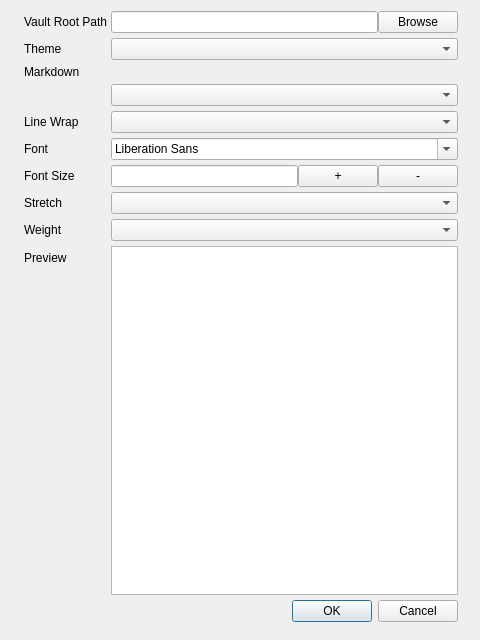
Old version of the form settingsdialog.ui in the repository upupwrite/Remini.
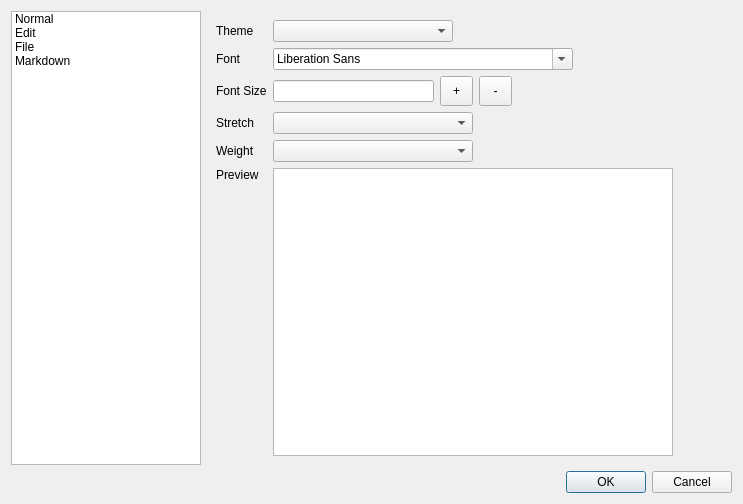
New version of the form. Custom widgets are drawn as their Qt base class.

Commit message: Reset(from pervious commit):new settingsdialog.ui; theme with full dark Fixed:linewrap setting undone

Patch:
```diff
--- a/settingsdialog.ui
+++ b/settingsdialog.ui
@@ -6,189 +6,328 @@
    <rect>
     <x>0</x>
     <y>0</y>
-    <width>480</width>
-    <height>640</height>
+    <width>743</width>
+    <height>504</height>
    </rect>
   </property>
   <property name="windowTitle">
    <string>Dialog</string>
   </property>
-  <layout class="QVBoxLayout" name="verticalLayout">
-   <item>
-    <layout class="QFormLayout" name="formLayout">
-     <property name="horizontalSpacing">
-      <number>0</number>
+  <layout class="QGridLayout" name="gridLayout_4">
+   <item row="1" column="1">
+    <widget class="QDialogButtonBox" name="btn_dialog">
+     <property name="orientation">
+      <enum>Qt::Horizontal</enum>
      </property>
-     <property name="verticalSpacing">
-      <number>5</number>
+     <property name="standardButtons">
+      <set>QDialogButtonBox::Cancel|QDialogButtonBox::Ok</set>
      </property>
-     <property name="leftMargin">
-      <number>13</number>
-     </property>
-     <property name="rightMargin">
-      <number>11</number>
-     </property>
-     <property name="bottomMargin">
-      <number>7</number>
-     </property>
+    </widget>
+   </item>
      <item row="0" column="0">
-      <widget class="QLabel" name="lbl_vaultRootPath">
+    <widget class="QListWidget" name="listWidget">
+     <property name="maximumSize">
+      <size>
+       <width>190</width>
+       <height>16777215</height>
+      </size>
+     </property>
+     <item>
        <property name="text">
-        <string>Vault Root Path </string>
-       </property>
-       <property name="alignment">
-        <set>Qt::AlignLeading|Qt::AlignLeft|Qt::AlignVCenter</set>
-       </property>
+       <string>Normal</string>
+      </property>
+     </item>
+     <item>
+      <property name="text">
+       <string>Edit</string>
+      </property>
+     </item>
+     <item>
+      <property name="text">
+       <string>File</string>
+      </property>
+     </item>
+     <item>
+      <property name="text">
+       <string>Markdown</string>
+      </property>
+     </item>
       </widget>
      </item>
      <item row="0" column="1">
-      <layout class="QHBoxLayout" name="horizontalLayout">
-       <item>
-        <widget class="QLineEdit" name="edit_vaultRootPath"/>
-       </item>
-       <item>
-        <widget class="QPushButton" name="btn_vaultRootPath">
-         <property name="text">
-          <string>Browse</string>
-         </property>
-        </widget>
-       </item>
-      </layout>
-     </item>
+    <widget class="QStackedWidget" name="stackedWidget">
+     <widget class="QWidget" name="normal">
+      <layout class="QGridLayout" name="gridLayout_2">
+       <item row="0" column="0">
+        <layout class="QGridLayout" name="gridLayout">
      <item row="1" column="0">
-      <widget class="QLabel" name="lbl_theme">
-       <property name="text">
-        <string>Theme</string>
-       </property>
-      </widget>
-     </item>
-     <item row="1" column="1">
-      <widget class="QComboBox" name="cmb_theme"/>
-     </item>
-     <item row="5" column="0">
       <widget class="QLabel" name="lbl_font">
        <property name="text">
         <string>Font </string>
        </property>
       </widget>
      </item>
-     <item row="5" column="1">
-      <widget class="QFontComboBox" name="cmb_font"/>
-     </item>
-     <item row="6" column="0">
+         <item row="2" column="1">
+          <layout class="QHBoxLayout" name="horizontalLayout_3">
+           <item>
+            <widget class="QLineEdit" name="ledit_font_size"/>
+           </item>
+           <item>
+            <widget class="QToolButton" name="btn_plus">
+             <property name="minimumSize">
+              <size>
+               <width>33</width>
+               <height>30</height>
+              </size>
+             </property>
+             <property name="text">
+              <string>+</string>
+             </property>
+            </widget>
+           </item>
+           <item>
+            <widget class="QToolButton" name="btn_minus">
+             <property name="minimumSize">
+              <size>
+               <width>33</width>
+               <height>30</height>
+              </size>
+             </property>
+             <property name="text">
+              <string>-</string>
+             </property>
+            </widget>
+           </item>
+           <item>
+            <spacer name="horizontalSpacer_2">
+             <property name="orientation">
+              <enum>Qt::Horizontal</enum>
+             </property>
+             <property name="sizeHint" stdset="0">
+              <size>
+               <width>40</width>
+               <height>20</height>
+              </size>
+             </property>
+            </spacer>
+           </item>
+          </layout>
+         </item>
+         <item row="3" column="1">
+          <widget class="QComboBox" name="cmb_stretch">
+           <property name="maximumSize">
+            <size>
+             <width>200</width>
+             <height>16777215</height>
+            </size>
+           </property>
+          </widget>
+         </item>
+         <item row="2" column="0">
       <widget class="QLabel" name="lbl_font_size">
        <property name="text">
         <string>Font Size</string>
        </property>
       </widget>
      </item>
-     <item row="7" column="0">
+         <item row="3" column="0">
       <widget class="QLabel" name="lbl_stretch">
        <property name="text">
         <string>Stretch</string>
        </property>
       </widget>
      </item>
-     <item row="7" column="1">
-      <widget class="QComboBox" name="cmb_stretch"/>
-     </item>
-     <item row="8" column="0">
-      <widget class="QLabel" name="lbl_weight">
-       <property name="text">
-        <string>Weight</string>
-       </property>
-      </widget>
-     </item>
-     <item row="8" column="1">
-      <widget class="QComboBox" name="cmb_weight"/>
-     </item>
-     <item row="9" column="0">
+         <item row="6" column="0">
+          <spacer name="verticalSpacer_2">
+           <property name="orientation">
+            <enum>Qt::Vertical</enum>
+           </property>
+           <property name="sizeHint" stdset="0">
+            <size>
+             <width>20</width>
+             <height>205</height>
+            </size>
+           </property>
+          </spacer>
+         </item>
+         <item row="5" column="0">
       <widget class="QLabel" name="lbl_preview">
        <property name="text">
         <string>Preview</string>
        </property>
       </widget>
      </item>
-     <item row="9" column="1">
+         <item row="5" column="1" rowspan="2">
       <widget class="QTextEdit" name="txt_preview">
+           <property name="minimumSize">
+            <size>
+             <width>400</width>
+             <height>0</height>
+            </size>
+           </property>
        <property name="html">
         <string>&lt;!DOCTYPE HTML PUBLIC &quot;-//W3C//DTD HTML 4.0//EN&quot; &quot;http://www.w3.org/TR/REC-html40/strict.dtd&quot;&gt;
-&lt;html&gt;&lt;head&gt;&lt;meta name=&quot;qrichtext&quot; content=&quot;1&quot; /&gt;&lt;meta charset=&quot;utf-8&quot; /&gt;&lt;style type=&quot;text/css&quot;&gt;
+&lt;html&gt;&lt;head&gt;&lt;meta name=&quot;qrichtext&quot; content=&quot;1&quot; /&gt;&lt;style type=&quot;text/css&quot;&gt;
 p, li { white-space: pre-wrap; }
-hr { height: 1px; border-width: 0; }
-li.unchecked::marker { content: &quot;\2610&quot;; }
-li.checked::marker { content: &quot;\2612&quot;; }
-&lt;/style&gt;&lt;/head&gt;&lt;body style=&quot; font-family:'Segoe UI'; font-size:9pt; font-weight:400; font-style:normal;&quot;&gt;
-&lt;p style=&quot;-qt-paragraph-type:empty; margin-top:8px; margin-bottom:8px; margin-left:0px; margin-right:0px; -qt-block-indent:0; text-indent:0px; background-color:#ffffff;&quot;&gt;&lt;br /&gt;&lt;/p&gt;&lt;/body&gt;&lt;/html&gt;</string>
+&lt;/style&gt;&lt;/head&gt;&lt;body style=&quot; font-family:'Noto Sans'; font-size:10pt; font-weight:400; font-style:normal;&quot;&gt;
+&lt;p style=&quot;-qt-paragraph-type:empty; margin-top:8px; margin-bottom:8px; margin-left:0px; margin-right:0px; -qt-block-indent:0; text-indent:0px; font-family:'Segoe UI'; font-size:9pt; background-color:#ffffff;&quot;&gt;&lt;br /&gt;&lt;/p&gt;&lt;/body&gt;&lt;/html&gt;</string>
        </property>
       </widget>
      </item>
-     <item row="10" column="1">
-      <widget class="QDialogButtonBox" name="btn_dialog">
-       <property name="orientation">
-        <enum>Qt::Horizontal</enum>
-       </property>
-       <property name="standardButtons">
-        <set>QDialogButtonBox::Cancel|QDialogButtonBox::Ok</set>
-       </property>
-      </widget>
-     </item>
-     <item row="6" column="1">
-      <layout class="QHBoxLayout" name="horizontalLayout_3">
-       <item>
-        <widget class="QLineEdit" name="ledit_font_size"/>
-       </item>
-       <item>
-        <widget class="QPushButton" name="btn_plus">
-         <property name="text">
-          <string>+</string>
+         <item row="0" column="0">
+          <widget class="QLabel" name="lbl_theme">
+           <property name="text">
+            <string>Theme</string>
+           </property>
+          </widget>
+         </item>
+         <item row="0" column="1">
+          <widget class="QComboBox" name="cmb_theme">
+           <property name="maximumSize">
+            <size>
+             <width>180</width>
+             <height>16777215</height>
+            </size>
          </property>
         </widget>
        </item>
-       <item>
-        <widget class="QPushButton" name="btn_minus">
-         <property name="text">
-          <string>-</string>
-         </property>
-        </widget>
-       </item>
-      </layout>
-     </item>
-     <item row="3" column="1">
-      <widget class="QComboBox" name="cmb_mkState"/>
+         <item row="1" column="1">
+          <widget class="QFontComboBox" name="cmb_font">
+           <property name="maximumSize">
+            <size>
+             <width>300</width>
+             <height>16777215</height>
+            </size>
+           </property>
+          </widget>
      </item>
      <item row="4" column="0">
+          <widget class="QLabel" name="lbl_weight">
+           <property name="text">
+            <string>Weight</string>
+           </property>
+          </widget>
+         </item>
+         <item row="4" column="1">
+          <widget class="QComboBox" name="cmb_weight">
+           <property name="maximumSize">
+            <size>
+             <width>200</width>
+             <height>16777215</height>
+            </size>
+           </property>
+          </widget>
+         </item>
+        </layout>
+       </item>
+       <item row="0" column="1">
+        <spacer name="horizontalSpacer">
+         <property name="orientation">
+          <enum>Qt::Horizontal</enum>
+         </property>
+         <property name="sizeHint" stdset="0">
+          <size>
+           <width>40</width>
+           <height>20</height>
+          </size>
+         </property>
+        </spacer>
+       </item>
+      </layout>
+     </widget>
+     <widget class="QWidget" name="edit">
+      <widget class="QWidget" name="">
+       <property name="geometry">
+        <rect>
+         <x>10</x>
+         <y>30</y>
+         <width>157</width>
+         <height>34</height>
+        </rect>
+       </property>
+       <layout class="QGridLayout" name="gridLayout_5">
+        <item row="0" column="0">
       <widget class="QLabel" name="lbl_lineWrap">
        <property name="text">
         <string>Line Wrap</string>
        </property>
       </widget>
      </item>
-     <item row="4" column="1">
+        <item row="0" column="1">
       <widget class="QComboBox" name="cmb_lineWrap"/>
      </item>
-     <item row="2" column="1">
-      <widget class="ToggleButton" name="btn_linewrap" native="true"/>
-     </item>
-     <item row="2" column="0">
+       </layout>
+      </widget>
+     </widget>
+     <widget class="QWidget" name="file">
+      <layout class="QGridLayout" name="gridLayout_3">
+       <item row="0" column="0">
+        <widget class="QLabel" name="lbl_vaultRootPath">
+         <property name="text">
+          <string>Vault Root Path </string>
+         </property>
+         <property name="alignment">
+          <set>Qt::AlignLeading|Qt::AlignLeft|Qt::AlignVCenter</set>
+         </property>
+        </widget>
+       </item>
+       <item row="0" column="1">
+        <layout class="QHBoxLayout" name="horizontalLayout">
+         <item>
+          <widget class="QLineEdit" name="edit_vaultRootPath"/>
+         </item>
+         <item>
+          <widget class="QPushButton" name="btn_vaultRootPath">
+           <property name="text">
+            <string>Browse</string>
+           </property>
+          </widget>
+         </item>
+        </layout>
+       </item>
+       <item row="1" column="0" colspan="2">
+        <spacer name="verticalSpacer">
+         <property name="orientation">
+          <enum>Qt::Vertical</enum>
+         </property>
+         <property name="sizeHint" stdset="0">
+          <size>
+           <width>20</width>
+           <height>40</height>
+          </size>
+         </property>
+        </spacer>
+       </item>
+      </layout>
+     </widget>
+     <widget class="QWidget" name="markdown">
+      <widget class="QWidget" name="layoutWidget_3">
+       <property name="geometry">
+        <rect>
+         <x>10</x>
+         <y>10</y>
+         <width>161</width>
+         <height>34</height>
+        </rect>
+       </property>
+       <layout class="QGridLayout" name="gridLayout_6">
+        <item row="0" column="0">
       <widget class="QLabel" name="lbl_markdown">
        <property name="text">
         <string>Markdown</string>
        </property>
       </widget>
      </item>
-    </layout>
+        <item row="0" column="1">
+         <widget class="QComboBox" name="cmb_mkState"/>
+        </item>
+       </layout>
+      </widget>
+     </widget>
+    </widget>
    </item>
   </layout>
  </widget>
- <customwidgets>
-  <customwidget>
-   <class>ToggleButton</class>
-   <extends>QWidget</extends>
-   <header location="global">togglebutton.h</header>
-   <container>1</container>
-  </customwidget>
- </customwidgets>
  <resources/>
  <connections>
   <connection>
```
Left out of the diff: 32 changed lines with no effect on the pictures. Lines whose indentation alone changed are shown as unchanged. The commit also changes 10 other files.
